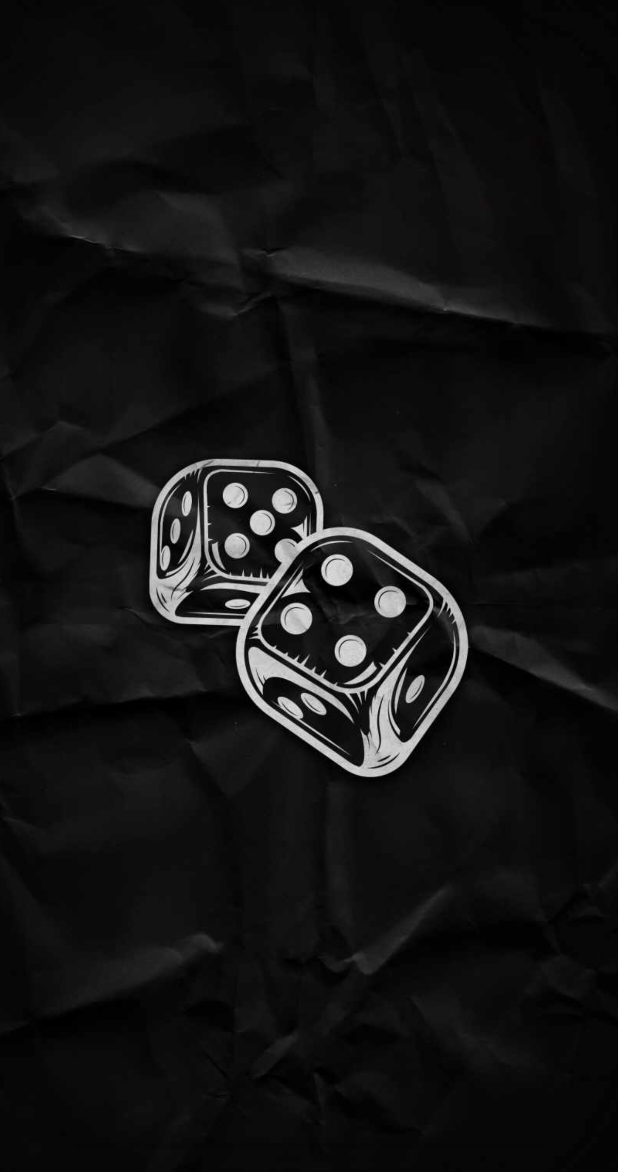
After one commit to dnadawa/DiceDash, an Android app: the layout activity_splash_screen.xml on its own in the app's theme, with its tools: preview values and no code run, on a phone screen of 412 x 824 dp. The commit adds this screen. Shown: the top 1172 px of the screen. Run offline under Robolectric (Android 15) with nearby library versions, the phone set to English and light mode, and no system bars.

Commit message:
Add splash screen

```diff
--- /dev/null
+++ b/app/src/main/res/layout/activity_splash_screen.xml
@@ -0,0 +1,27 @@
+<?xml version="1.0" encoding="utf-8"?>
+<FrameLayout xmlns:android="http://schemas.android.com/apk/res/android"
+    android:layout_width="match_parent"
+    android:background="@color/background"
+    android:layout_height="match_parent">
+
+
+
+    <ImageView
+        android:layout_width="match_parent"
+        android:layout_height="match_parent"
+        android:scaleType="centerCrop"
+        android:src="@drawable/splash"
+        />
+
+    <ProgressBar
+        android:id="@+id/progressBar"
+        style="?android:attr/progressBarStyleHorizontal"
+        android:layout_width="match_parent"
+        android:layout_height="wrap_content"
+        android:max="100"
+        android:theme="@style/ProgressColor"
+        android:minHeight="20dp"
+        android:layout_margin="50dp"
+        android:layout_gravity="bottom"/>
+
+</FrameLayout>
--- a/app/src/main/res/values/styles.xml
+++ b/app/src/main/res/values/styles.xml
@@ -4,4 +4,7 @@
         <item name="android:windowEnterAnimation">@anim/pop_up_show</item>
         <item name="android:windowExitAnimation">@anim/pop_up_hide</item>
     </style>
+    <style name="ProgressColor">
+        <item name="colorAccent">@color/secondary</item>
+    </style>
 </resources>
```
Also changed, not shown: app/src/main/AndroidManifest.xml (+17 -9 lines), app/src/main/java/com/w1866973/diceroller/SplashScreenActivity.kt (added, +49 -0 lines), app/src/main/res/drawable/dice_back.jpg (added), app/src/main/res/drawable/splash.jpg (added).
